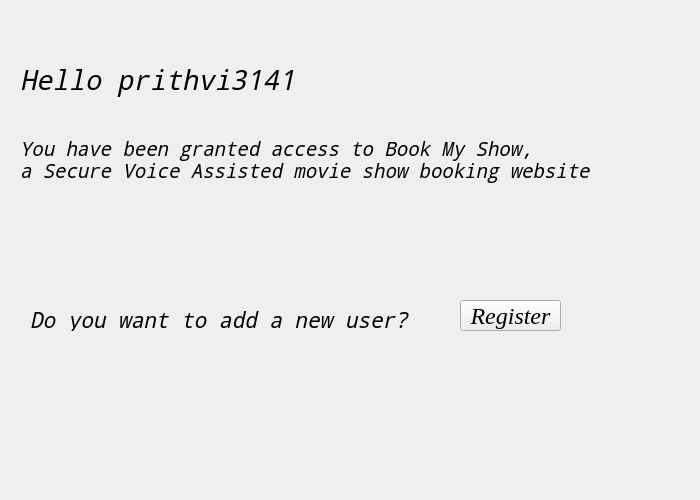
The window that AccessPi/ui/dashboard.ui (RaghavSankrantipati/Secured_Voice_Assistant_with_Face_Detection) describes before a commit, drawn with Qt 5.
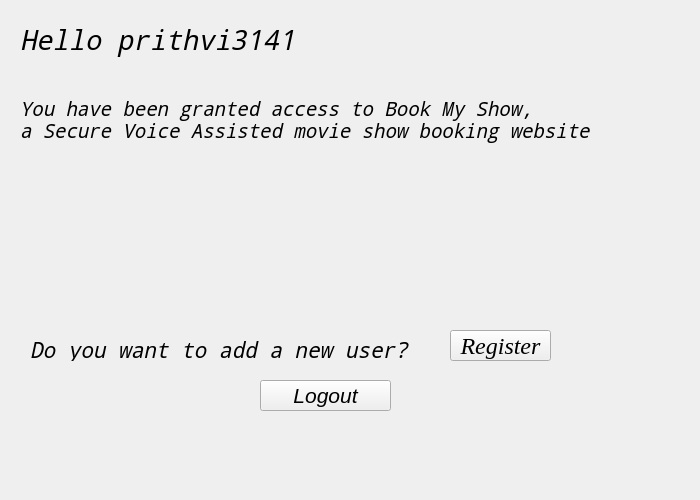
The same window after the commit.

Diff of the .ui file:
```diff
--- a/AccessPi/ui/dashboard.ui
+++ b/AccessPi/ui/dashboard.ui
@@ -23,7 +23,7 @@
    <property name="geometry">
     <rect>
      <x>20</x>
-     <y>60</y>
+     <y>20</y>
      <width>421</width>
      <height>41</height>
     </rect>
@@ -45,7 +45,7 @@
    <property name="geometry">
     <rect>
      <x>20</x>
-     <y>120</y>
+     <y>80</y>
      <width>641</width>
      <height>81</height>
     </rect>
@@ -65,8 +65,8 @@
   <widget class="QPushButton" name="registerButton">
    <property name="geometry">
     <rect>
-     <x>460</x>
-     <y>300</y>
+     <x>450</x>
+     <y>330</y>
      <width>101</width>
      <height>31</height>
     </rect>
@@ -91,7 +91,7 @@
    <property name="geometry">
     <rect>
      <x>30</x>
-     <y>310</y>
+     <y>340</y>
      <width>431</width>
      <height>21</height>
     </rect>
@@ -107,6 +107,28 @@
     <string>Do you want to add a new user?</string>
    </property>
   </widget>
+  <widget class="QPushButton" name="logoutButton">
+   <property name="geometry">
+    <rect>
+     <x>260</x>
+     <y>380</y>
+     <width>131</width>
+     <height>31</height>
+    </rect>
+   </property>
+   <property name="font">
+    <font>
+     <family>Liberation Sans</family>
+     <pointsize>16</pointsize>
+     <weight>50</weight>
+     <italic>true</italic>
+     <bold>false</bold>
+    </font>
+   </property>
+   <property name="text">
+    <string>Logout</string>
+   </property>
+  </widget>
  </widget>
  <resources>
   <include location="homepage_resource.qrc"/>
```
Left out of the diff: 21 changed lines with no effect on the pictures.
